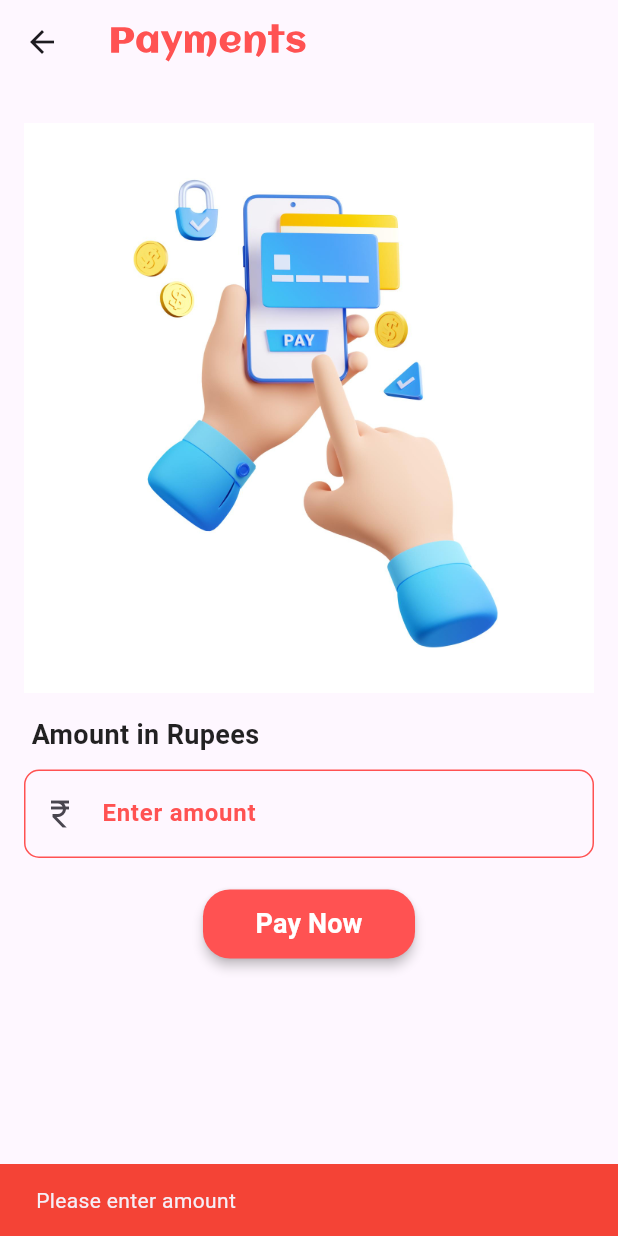
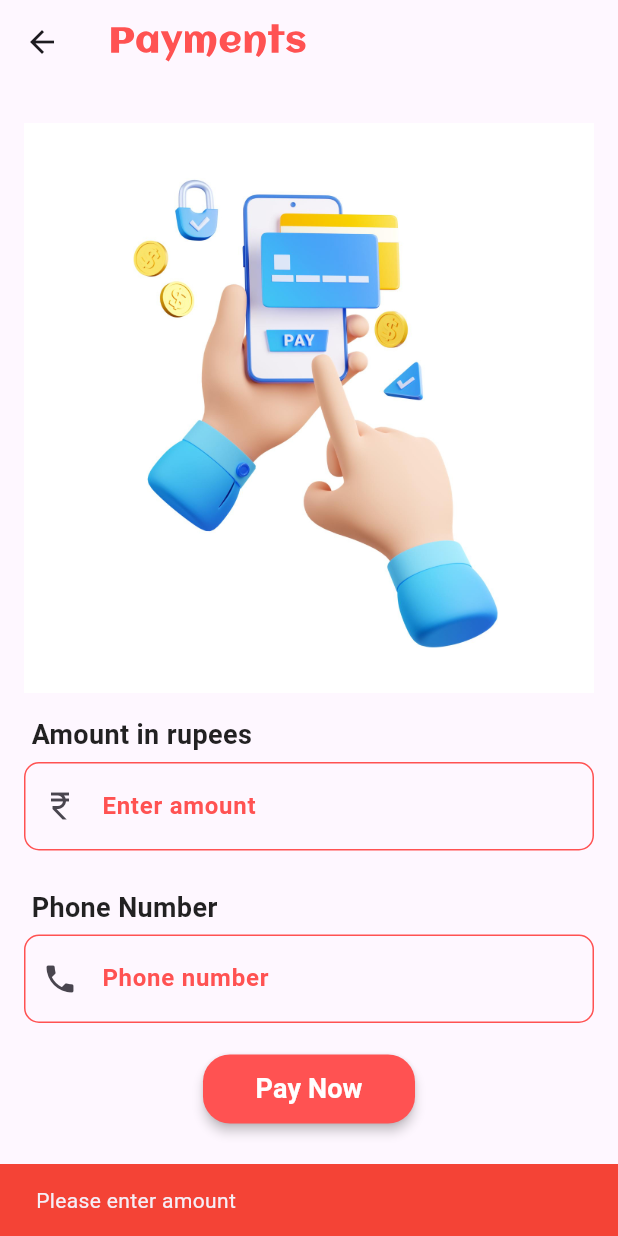
Before and after one commit to Naval1704/Greenify, a Flutter app: the PaymentGateway screen opened directly, after a tap on "Pay Now", on a phone screen of 412 x 824 dp. Run offline on Flutter 3.47's test engine with Material 3 defaults, Android fonts, the phone set to English and light mode, and no system bars; our stand-ins replace carousel_slider, csv, file_picker, flutter_translate, go_router, image_picker; missing offline and left inert: amplify_api, amplify_auth_cognito, amplify_authenticator, amplify_core, amplify_flutter, amplify_storage_s3 and 2 more.

Commit message:
cap done, payment integration done, remove file debug done, all going good

```diff
--- a/lib/family/Sub-Pages/PendingTasks.dart
+++ b/lib/family/Sub-Pages/PendingTasks.dart
@@ -2,7 +2,6 @@ import 'package:flutter/material.dart';
 import 'package:amplify_core/amplify_core.dart';
 import 'package:amplify_storage_s3/amplify_storage_s3.dart';
 import 'package:path_provider/path_provider.dart';
-import 'dart:io';
 import 'package:greenify/mongo/mongodb.dart';
 
 final TextEditingController solutionsController = TextEditingController();
@@ -377,6 +376,7 @@ class _PendingTasks extends State<PendingTasks> {
                                                 onTap: () {
                                                   downloadFileMobile(
                                                       imageKeys[index]);
+                                                  print(imageKeys[index]);
                                                 },
                                                 borderRadius:
                                                     BorderRadius.circular(20.0),
--- a/lib/farmer/sub-pages/payement_gateway.dart
+++ b/lib/farmer/sub-pages/payement_gateway.dart
@@ -1,3 +1,4 @@
+import 'package:amplify_core/amplify_core.dart';
 import 'package:flutter/material.dart';
 import 'package:razorpay_web/razorpay_web.dart';
 
@@ -11,6 +12,7 @@ class PaymentGateway extends StatefulWidget {
 class _PaymentGatewayState extends State<PaymentGateway> {
   late final Razorpay _razorpay;
   final TextEditingController _amountController = TextEditingController();
+  final TextEditingController _phoneController = TextEditingController();
   bool _isLoading = false;
 
   @override
@@ -55,7 +57,7 @@ class _PaymentGatewayState extends State<PaymentGateway> {
     ));
   }
 
-  void _openCheckout() {
+  Future<void> _openCheckout() async {
     if (_amountController.text.isEmpty) {
       ScaffoldMessenger.of(context).showSnackBar(const SnackBar(
         content: Text('Please enter amount'),
@@ -73,6 +75,26 @@ class _PaymentGatewayState extends State<PaymentGateway> {
       return;
     }
 
+    if (_phoneController.text.isEmpty) {
+      // Added phone number validation
+      ScaffoldMessenger.of(context).showSnackBar(const SnackBar(
+        content: Text('Please enter phone number'),
+        backgroundColor: Colors.red,
+      ));
+      return;
+    }
+
+    String userId = '';
+    try {
+      final result = await Amplify.Auth.fetchUserAttributes();
+      for (final element in result) {
+        userId = element.value;
+      }
+    } on AuthException catch (e) {
+      userId = '';
+      safePrint('Error fetching user attributes: ${e.message}');
+    }
+
     setState(() {
       _isLoading = true;
     });
@@ -85,8 +107,8 @@ class _PaymentGatewayState extends State<PaymentGateway> {
       "timeout": "180",
       "currency": "INR",
       "prefill": {
-        "contact": "11111111111",
-        "email": "test@abc.com",
+        "contact": _phoneController.text,
+        "email": userId,
       }
     };
 
@@ -130,10 +152,10 @@ class _PaymentGatewayState extends State<PaymentGateway> {
             Container(
               alignment: Alignment.centerLeft, // Align the text to the left
               margin: const EdgeInsets.only(
-                  bottom: 10.0,
+                  bottom: 5.0,
                   left: 5.0), // Add margin to separate it from the amount field
               child: const Text(
-                'Amount in Rupees',
+                'Amount in rupees',
                 style: TextStyle(
                   fontSize: 18.0,
                   color: Colors.black87,
@@ -156,6 +178,53 @@ class _PaymentGatewayState extends State<PaymentGateway> {
                     .currency_rupee_outlined), // Rupee symbol as prefix icon
                 hintText: "Enter amount (e.g., 100.00)",
                 labelText: "Enter amount",
+                labelStyle: const TextStyle(
+                  fontSize: 16.0,
+                  fontWeight: FontWeight.bold,
+                  color: Colors.redAccent,
+                ),
+                border: OutlineInputBorder(
+                  borderRadius: BorderRadius.circular(10.0),
+                  borderSide: const BorderSide(color: Colors.redAccent),
+                ),
+                enabledBorder: OutlineInputBorder(
+                  borderRadius: BorderRadius.circular(10.0),
+                  borderSide: const BorderSide(color: Colors.redAccent),
+                ),
+                focusedBorder: OutlineInputBorder(
+                  borderRadius: BorderRadius.circular(10.0),
+                  borderSide:
+                      const BorderSide(color: Colors.redAccent, width: 2.0),
+                ),
+              ),
+            ),
+
+            const SizedBox(height: 25), // Add some space between the fields
+
+            Container(
+              alignment: Alignment.centerLeft,
+              margin: const EdgeInsets.only(bottom: 5.0, left: 5.0),
+              child: const Text(
+                'Phone Number',
+                style: TextStyle(
+                  fontSize: 18.0,
+                  color: Colors.black87,
+                  fontWeight: FontWeight.bold,
+                ),
+              ),
+            ),
+            TextField(
+              controller: _phoneController,
+              keyboardType: TextInputType.phone,
+              style: const TextStyle(
+                fontSize: 18.0,
+                color: Colors.black87,
+                fontWeight: FontWeight.bold,
+              ),
+              decoration: InputDecoration(
+                prefixIcon: const Icon(Icons.phone),
+                hintText: "Enter phone number",
+                labelText: "Phone number",
                 labelStyle: const TextStyle(
                   fontSize: 16.0,
                   fontWeight: FontWeight.bold,
--- a/lib/farmer/sub-pages/tasks.dart
+++ b/lib/farmer/sub-pages/tasks.dart
@@ -27,7 +27,7 @@ class _TasksState extends State<Tasks> {
       final result = await Amplify.Storage.getUrl(
         key: key,
         options: const StorageGetUrlOptions(
-          accessLevel: StorageAccessLevel.protected,
+          accessLevel: StorageAccessLevel.guest,
           pluginOptions: S3GetUrlPluginOptions(
             validateObjectExistence: true,
             expiresIn: Duration(minutes: 1),
@@ -41,7 +41,7 @@ class _TasksState extends State<Tasks> {
     }
   }
 
-    Future<void> _fetchImagesFromS3() async {
+  Future<void> _fetchImagesFromS3() async {
     String userId = '';
     try {
       final result = await Amplify.Auth.fetchUserAttributes();
@@ -77,7 +77,7 @@ class _TasksState extends State<Tasks> {
               item.key.endsWith('.webp')) {
             bool checked =
                 await checkedOrnot(item.key); // Check the 'checked' status
-            if (!checked) {
+            if (checked) {
               setState(() {
                 imageKeys
                     .add(item.key); // Add the key only if 'checked' is false
```
Also changed, not shown: lib/family/Sub-Pages/CompletedTasks.dart (+9 -24 lines), lib/farmer/farmer_page.dart (+3 -43 lines), lib/farmer/sub-pages/cropdoctor.dart (+54 -24 lines), lib/mongo/mongodb.dart (+12 -1 lines).
